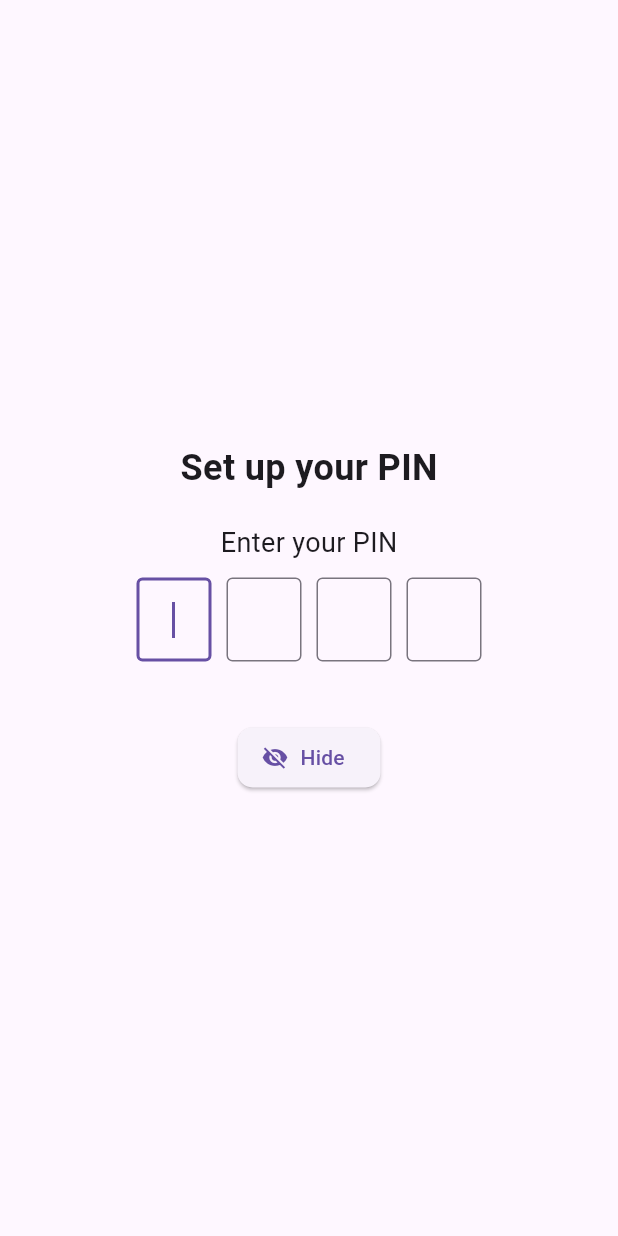
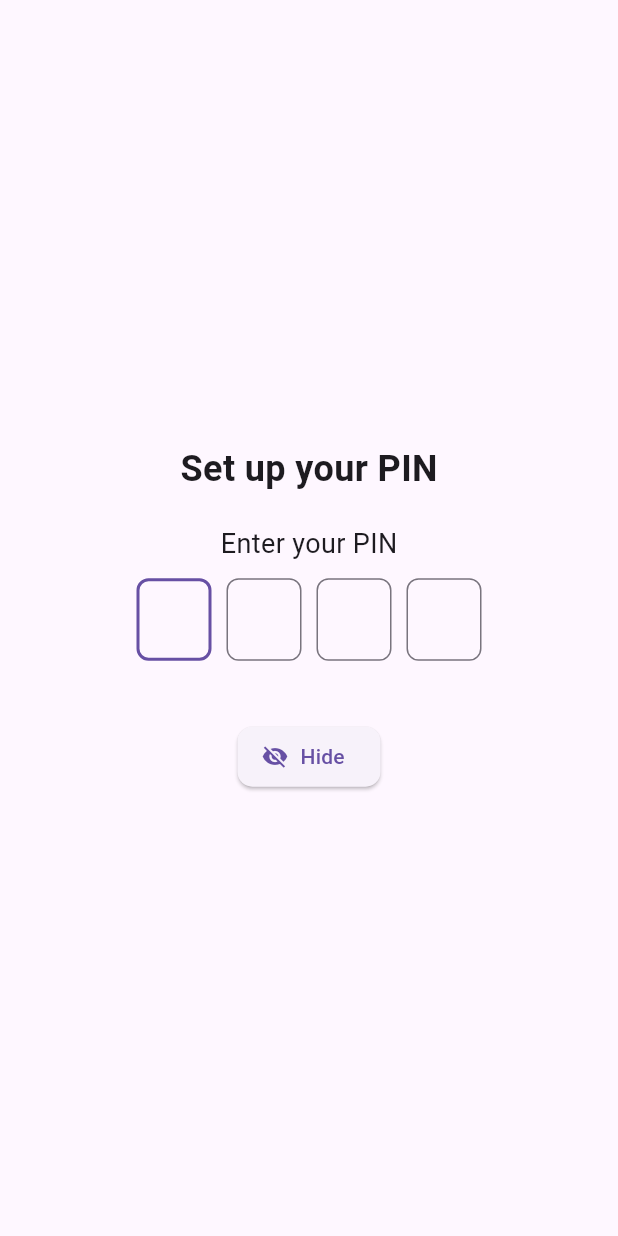
Before and after one commit to Shivamingale3/silo-vault, a Flutter app: the screen it shows after launch, after a tap on "Show PIN", on a phone screen of 412 x 824 dp. Run offline on Flutter 3.47's test engine with Material 3 defaults, Android fonts, the phone set to English and light mode, and no system bars; our stand-ins replace device_info_plus, flutter_riverpod, flutter_secure_storage, go_router, local_auth; missing offline and left inert: app_settings, bcrypt.

Commit message:
refactor: Replaced multiple PIN digit TextFields with a single hidden TextField and custom visual boxes.

```diff
--- a/lib/features/widgets/pin_input.dart
+++ b/lib/features/widgets/pin_input.dart
@@ -18,61 +18,71 @@ class PinInput extends StatefulWidget {
 }
 
 class _PinInputState extends State<PinInput> {
-  final controllers = List.generate(4, (index) => TextEditingController());
-  final focusNodes = List.generate(4, (index) => FocusNode());
+  final _controller = TextEditingController();
+  final _focusNode = FocusNode();
+  bool _hasSubmitted = false;
 
   @override
   void initState() {
     super.initState();
+    _controller.addListener(_onTextChanged);
     WidgetsBinding.instance.addPostFrameCallback((_) {
-      focusNodes[0].requestFocus();
+      _focusNode.requestFocus();
     });
   }
 
   @override
   void dispose() {
-    for (final controller in controllers) {
-      controller.dispose();
-    }
-    for (final node in focusNodes) {
-      node.dispose();
-    }
+    _controller.removeListener(_onTextChanged);
+    _controller.dispose();
+    _focusNode.dispose();
     super.dispose();
   }
 
-  String getPin() => controllers.map((c) => c.text).join();
+  void _onTextChanged() {
+    final text = _controller.text;
+    setState(() {}); // Rebuild to update visual boxes
 
-  Widget buildBox(int index) {
-    return SizedBox(
+    if (text.length == 4 && !_hasSubmitted) {
+      _hasSubmitted = true;
+      // Unfocus to dismiss keyboard, then notify
+      _focusNode.unfocus();
+      widget.onPinComplete(text);
+    } else if (text.length < 4) {
+      _hasSubmitted = false;
+    }
+  }
+
+  Widget _buildBox(int index) {
+    final text = _controller.text;
+    final isFilled = index < text.length;
+    final isActive = index == text.length && _focusNode.hasFocus;
+
+    return AnimatedContainer(
+      duration: const Duration(milliseconds: 150),
       width: 50,
-      child: TextField(
-        enabled: widget.enabled,
-        controller: controllers[index],
-        focusNode: focusNodes[index],
-        keyboardType: TextInputType.number,
-        obscureText: widget.obscurePin,
-        textAlign: TextAlign.center,
-        maxLength: 1,
-        onChanged: (value) {
-          if (value.isEmpty && index > 0) {
-            focusNodes[index - 1].requestFocus();
-          } else if (value.isNotEmpty && index < 3) {
-            focusNodes[index + 1].requestFocus();
-          }
-
-          if (getPin().length == 4) {
-            widget.onPinComplete(getPin());
-          }
-        },
-        inputFormatters: [
-          LengthLimitingTextInputFormatter(1),
-          FilteringTextInputFormatter.digitsOnly,
-        ],
-        decoration: const InputDecoration(
-          counterText: '',
-          border: OutlineInputBorder(),
+      height: 55,
+      decoration: BoxDecoration(
+        border: Border.all(
+          color: isActive
+              ? Theme.of(context).colorScheme.primary
+              : isFilled
+              ? Theme.of(context).colorScheme.primary.withValues(alpha: 0.5)
+              : Theme.of(context).colorScheme.outline,
+          width: isActive ? 2.0 : 1.0,
         ),
+        borderRadius: BorderRadius.circular(8),
       ),
+      alignment: Alignment.center,
+      child: isFilled
+          ? Text(
+              widget.obscurePin ? '•' : text[index],
+              style: TextStyle(
+                fontSize: widget.obscurePin ? 28 : 22,
+                fontWeight: FontWeight.bold,
+              ),
+            )
+          : null,
     );
   }
 
@@ -80,10 +90,49 @@ class _PinInputState extends State<PinInput> {
   Widget build(BuildContext context) {
     return Column(
       children: [
-        Row(
-          mainAxisAlignment: MainAxisAlignment.center,
-          spacing: 10,
-          children: List.generate(4, (index) => buildBox(index)),
+        GestureDetector(
+          onTap: widget.enabled ? () => _focusNode.requestFocus() : null,
+          child: Stack(
+            alignment: Alignment.center,
+            children: [
+              // Hidden text field that captures all input
+              Opacity(
+                opacity: 0,
+                child: SizedBox(
+                  height: 1,
+                  child: TextField(
+                    enabled: widget.enabled,
+                    controller: _controller,
+                    focusNode: _focusNode,
+                    keyboardType: TextInputType.number,
+                    maxLength: 4,
+                    autofocus: true,
+                    inputFormatters: [
+                      LengthLimitingTextInputFormatter(4),
+                      FilteringTextInputFormatter.digitsOnly,
+                    ],
+                    decoration: const InputDecoration(
+                      counterText: '',
+                      border: InputBorder.none,
+                    ),
+                  ),
+                ),
+              ),
+              // Visual display boxes
+              Row(
+                mainAxisAlignment: MainAxisAlignment.center,
+                children: List.generate(4, (index) {
+                  return Padding(
+                    padding: EdgeInsets.only(
+                      left: index == 0 ? 0 : 5,
+                      right: index == 3 ? 0 : 5,
+                    ),
+                    child: _buildBox(index),
+                  );
+                }),
+              ),
+            ],
+          ),
         ),
         const SizedBox(height: 20),
       ],
```
